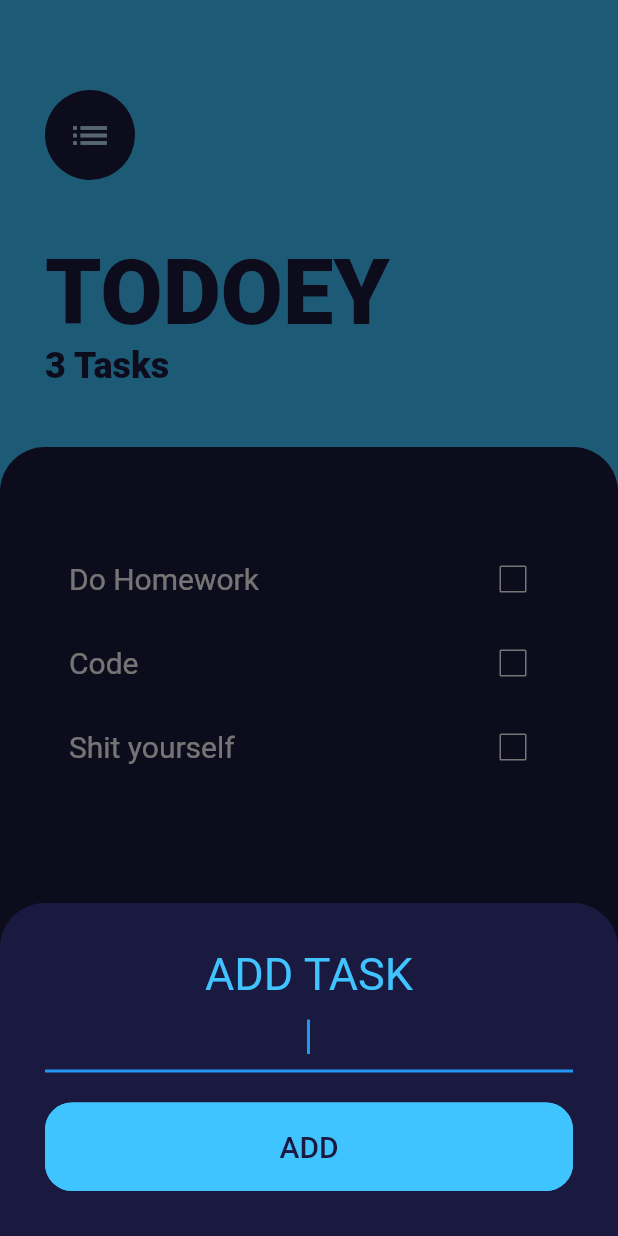
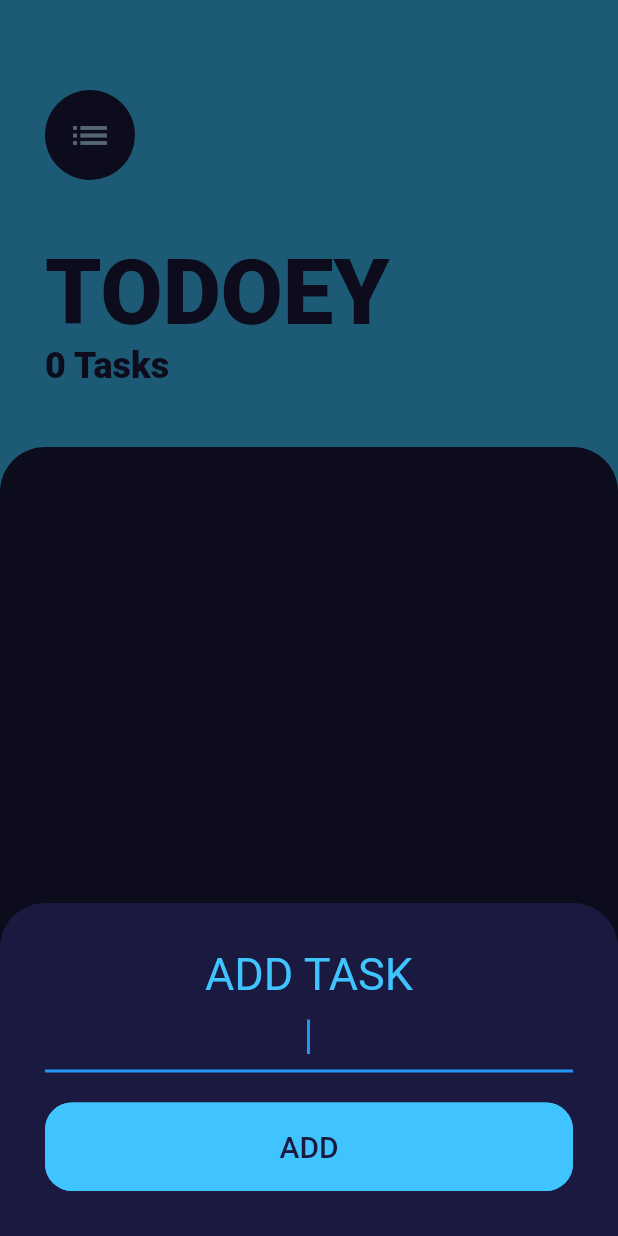
Before and after one commit to Devank-Sachdeva/Todoey, a Flutter app: the screen it shows after launch, after a tap on the "add" icon, on a phone screen of 412 x 824 dp. Run offline on Flutter 3.47's test engine with Material 2 defaults, Android fonts, the phone set to English and light mode, and no system bars; our stand-ins replace hive; accounts and stored records are empty; generated files the repository leaves out were written again.

Commit message:
Made Backend with Hive

```diff
--- a/lib/constants.dart
+++ b/lib/constants.dart
@@ -1,3 +1 @@
 import 'package:flutter/material.dart';
-
-const kBlueBG = Color(0xFF1A1A40);
--- a/lib/main.dart
+++ b/lib/main.dart
@@ -1,9 +1,19 @@
+import 'dart:io';
 import 'package:flutter/material.dart';
 import 'package:provider/provider.dart';
 import 'package:todoey/screens/tasks_screen.dart';
 import 'package:todoey/models/task_data.dart';
+import 'package:hive/hive.dart';
+import 'package:path_provider/path_provider.dart' as path_provider;
+import 'models/Task.dart';
 
-void main() {
+Future<void> main() async {
+  WidgetsFlutterBinding.ensureInitialized();
+  Directory directory = await path_provider.getApplicationDocumentsDirectory();
+  Hive.init(directory.path);
+  Hive.registerAdapter(TaskAdapter());
+  await Hive.openBox<Task>('tasks');
+
   runApp(const MyApp());
 }
 
--- a/lib/models/Task.dart
+++ b/lib/models/Task.dart
@@ -1,10 +1,17 @@
+import 'package:hive/hive.dart';
+
+part 'Task.g.dart';
+
+@HiveType(typeId: 0)
 class Task {
-  late String taskTitle;
+  @HiveField(0)
+  String taskTitle;
+  @HiveField(1)
   bool isDone;
 
   Task({required this.taskTitle, this.isDone = false});
 
-  void changeState() {
-    isDone = !isDone;
-  }
+  // void changeState() {
+  //   isDone = !isDone;
+  // }
 }
--- a/lib/models/task_data.dart
+++ b/lib/models/task_data.dart
@@ -1,33 +1,32 @@
 import 'package:flutter/foundation.dart';
 import 'package:todoey/models/Task.dart';
-import 'package:collection/collection.dart';
+import 'package:hive/hive.dart';
 
 class TaskData extends ChangeNotifier {
-  final List<Task> _tasks = [
-    Task(taskTitle: 'Do Homework'),
-    Task(taskTitle: 'Code'),
-    Task(taskTitle: 'Shit yourself'),
-  ];
-  UnmodifiableListView<Task> get tasks {
-    return UnmodifiableListView(_tasks);
-  }
+  var box = Hive.box<Task>('tasks');
+  List<Task> tasks = Hive.box<Task>('tasks').values.toList();
 
   int get count {
-    return _tasks.length;
+    return box.length;
   }
 
   void addTaskToList(String newTask) {
-    _tasks.add(Task(taskTitle: newTask));
+    box.add(Task(taskTitle: newTask));
+    tasks = Hive.box<Task>('tasks').values.toList();
     notifyListeners();
   }
 
-  void checkOf(Task task) {
-    task.changeState();
+  void checkOf(int index) {
+    Task? ini = box.getAt(index);
+    Task? update = Task(taskTitle: ini?.taskTitle ?? ' ', isDone: !ini!.isDone);
+    box.putAt(index, update);
+    tasks = Hive.box<Task>('tasks').values.toList();
     notifyListeners();
   }
 
-  void deleteTask(Task yeet) {
-    _tasks.remove(yeet);
+  void deleteTask(int index) {
+    box.deleteAt(index);
+    tasks = Hive.box<Task>('tasks').values.toList();
     notifyListeners();
   }
 }
--- a/lib/screens/add_task_screen.dart
+++ b/lib/screens/add_task_screen.dart
@@ -1,11 +1,12 @@
 import 'package:flutter/material.dart';
-import 'package:todoey/constants.dart';
 import 'package:provider/provider.dart';
 import 'package:todoey/models/task_data.dart';
 
+const kBlueBG = Color(0xFF1A1A40);
+
 class AddTaskScreen extends StatelessWidget {
   late String newTask;
-  // final Function addTask;
+
   AddTaskScreen({Key? key}) : super(key: key);
   @override
   Widget build(BuildContext context) {
--- a/lib/widgets/task-tile.dart
+++ b/lib/widgets/task-tile.dart
@@ -6,7 +6,11 @@ class TasksTile extends StatelessWidget {
   final void Function(bool?) changeState;
   final VoidCallback taskDeleter;
   const TasksTile(
-      {this.isChecked = false, required this.taskTitle, required this.changeState, required this.taskDeleter});
+      {super.key,
+      this.isChecked = false,
+      required this.taskTitle,
+      required this.changeState,
+      required this.taskDeleter});
 
   @override
   Widget build(BuildContext context) {
--- a/lib/widgets/tasks_list.dart
+++ b/lib/widgets/tasks_list.dart
@@ -17,10 +17,10 @@ class TasksList extends StatelessWidget {
             taskTitle: currentTask.taskTitle,
             isChecked: currentTask.isDone,
             changeState: (newValue) {
-              taskData.checkOf(currentTask);
+              taskData.checkOf(index);
             },
             taskDeleter: () {
-              taskData.deleteTask(currentTask);
+              taskData.deleteTask(index);
             },
           );
         },
--- a/pubspec.yaml
+++ b/pubspec.yaml
@@ -36,6 +36,8 @@ dependencies:
   cupertino_icons: ^1.0.2
   provider: ^6.0.3
   collection: ^1.16.0
+  hive: ^2.2.3
+  path_provider: ^2.0.11
 
 dev_dependencies:
   flutter_test:
@@ -47,6 +49,8 @@ dev_dependencies:
   # package. See that file for information about deactivating specific lint
   # rules and activating additional ones.
   flutter_lints: ^2.0.0
+  build_runner: ^2.2.0
+  hive_generator: ^1.1.3
 
 # For information on the generic Dart part of this file, see the
 # following page: https://dart.dev/tools/pub/pubspec
```
Also changed, not shown: pubspec.lock, 6 other files.
